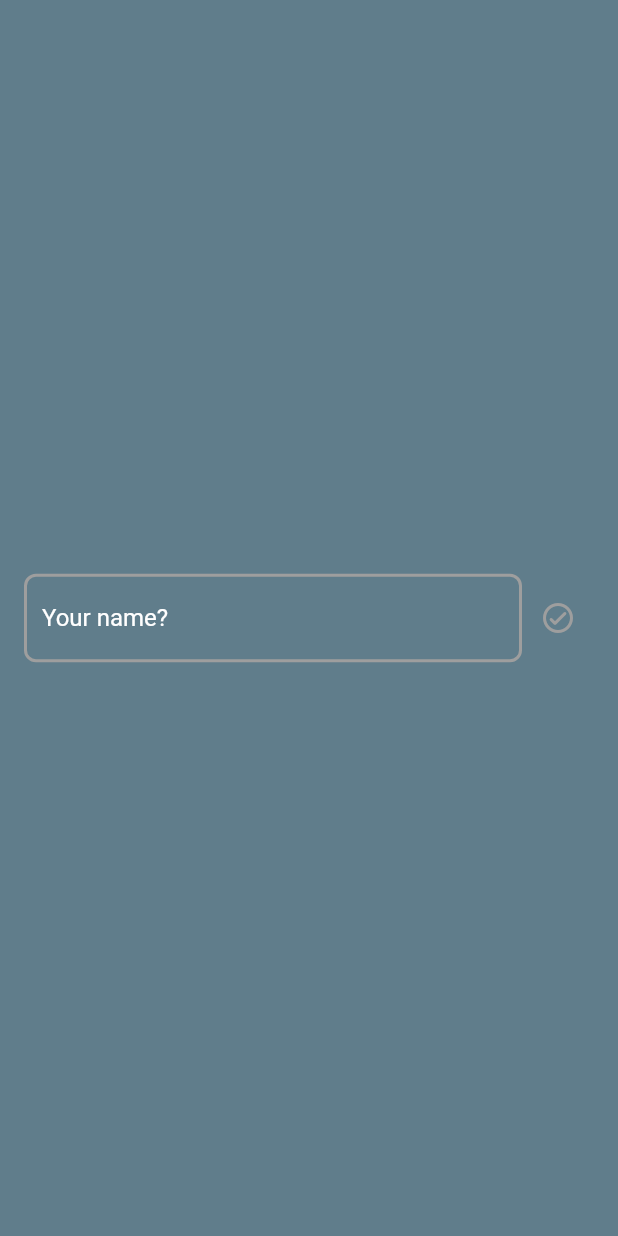
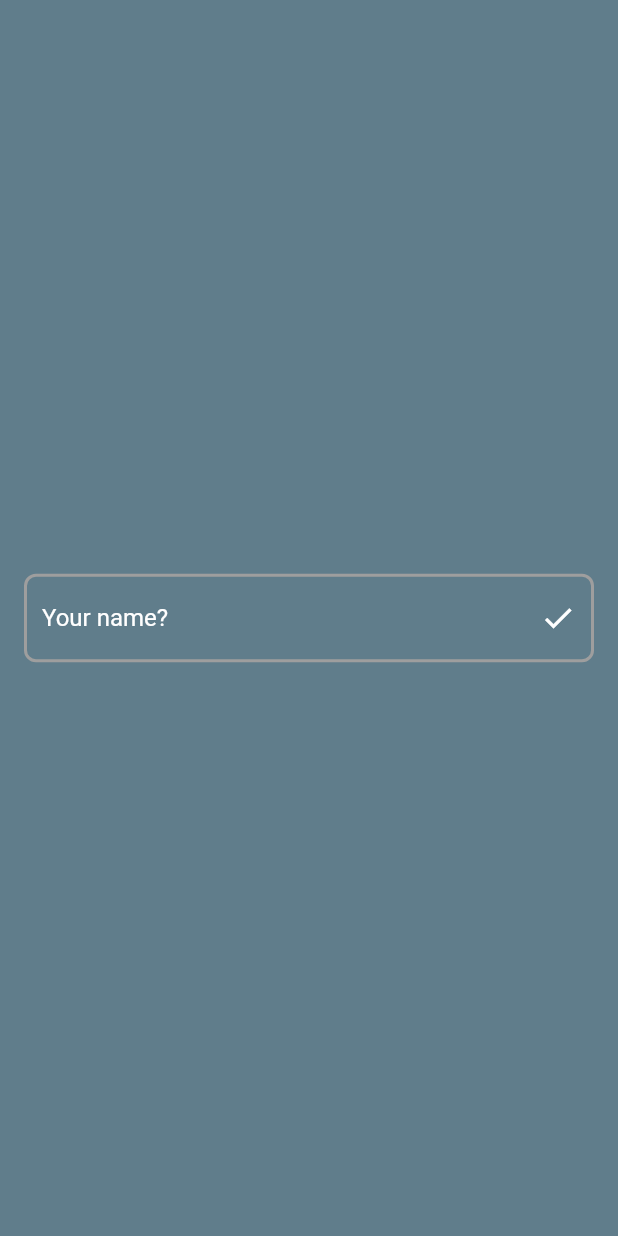
Before and after one commit to Seokhyeon-Park/game_2d_sample, a Flutter app: the screen it shows after launch, on a phone screen of 412 x 824 dp. Run offline on Flutter 3.47's test engine with Material 2 defaults, Android fonts, the phone set to English and light mode, and no system bars; missing offline and left inert: flame.

Commit message:
confirm 버튼 위치 수정

```diff
--- a/lib/main.dart
+++ b/lib/main.dart
@@ -54,6 +54,15 @@ class CreateAccount extends StatelessWidget {
               Expanded(
                 child: TextField(
                   decoration: InputDecoration(
+                    suffixIcon: IconButton(
+                      onPressed: () {
+                        Navigator.pop(context);
+                      },
+                      icon: const Icon(
+                        Icons.check,
+                        color: Colors.white,
+                      ),
+                    ),
                     hintText: 'Your name?',
                     hintStyle: const TextStyle(color: Colors.white),
                     enabledBorder: OutlineInputBorder(
@@ -67,15 +76,6 @@ class CreateAccount extends StatelessWidget {
                   ),
                 ),
               ),
-              IconButton(
-                onPressed: () {
-                  Navigator.pop(context);
-                },
-                icon: const Icon(
-                  Icons.check_circle_outline_rounded,
-                  color: Colors.grey,
-                ),
-              ),
             ],
           ),
         ),
```
